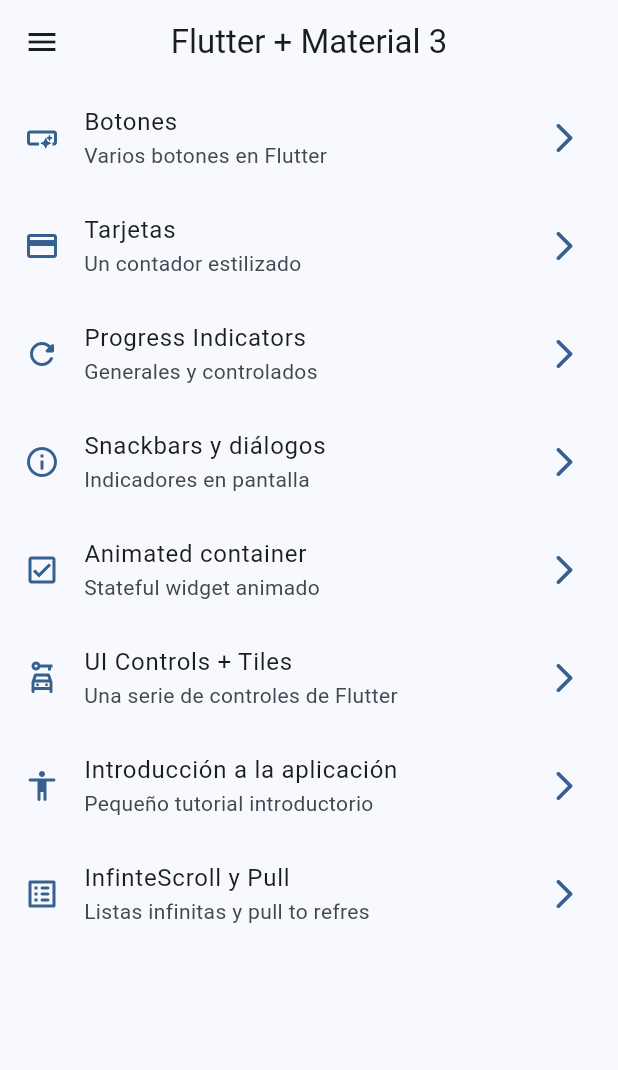
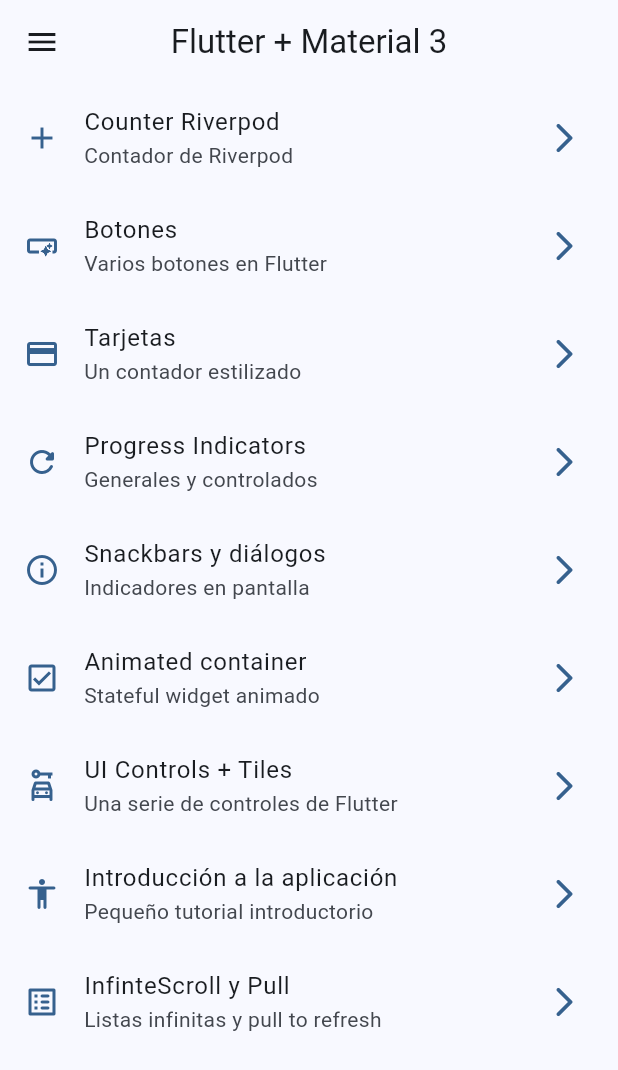
Before and after one commit to Corix5/widgets_app_flutter, a Flutter app: the screen it shows after launch, on a phone screen of 412 x 824 dp. Shown: the top 1070 px of the screen. Run offline on Flutter 3.47's test engine with Material 3 defaults, Android fonts, the phone set to English and light mode, and no system bars; our stand-ins replace animate_do, flutter_riverpod, go_router.

Commit message:
inicio de riverpod

```diff
--- a/lib/config/router/app_router.dart
+++ b/lib/config/router/app_router.dart
@@ -51,5 +51,10 @@ final appRouter = GoRouter(
       name: InfiniteScrollScreen.name,
       builder: (context, state) => InfiniteScrollScreen(),
     ),
+    GoRoute(
+      path: '/counter',
+      name: CounterScreen.name,
+      builder: (context, state) => CounterScreen(),
+    ),
   ],
 );
--- a/lib/config/theme/menu/menu_items.dart
+++ b/lib/config/theme/menu/menu_items.dart
@@ -6,57 +6,68 @@ class MenuItems {
   final String link;
   final IconData icon;
 
-  const MenuItems({required this.title, required this.subtitle, required this.link, required this.icon});
+  const MenuItems({
+    required this.title,
+    required this.subtitle,
+    required this.link,
+    required this.icon,
+  });
 }
 
- const appMenuItems = <MenuItems>[
+const appMenuItems = <MenuItems>[
+  MenuItems(
+    title: 'Counter Riverpod',
+    subtitle: 'Contador de Riverpod',
+    link: '/counter',
+    icon: Icons.add,
+  ),
+
   MenuItems(
     title: 'Botones',
     subtitle: 'Varios botones en Flutter',
     link: '/buttons',
-    icon: Icons.smart_button_outlined
+    icon: Icons.smart_button_outlined,
   ),
   MenuItems(
     title: 'Tarjetas',
     subtitle: 'Un contador estilizado',
     link: '/cards',
-    icon: Icons.credit_card
+    icon: Icons.credit_card,
   ),
   MenuItems(
     title: 'Progress Indicators',
     subtitle: 'Generales y controlados',
     link: '/progress',
-    icon: Icons.refresh_rounded
+    icon: Icons.refresh_rounded,
   ),
   MenuItems(
     title: 'Snackbars y diálogos',
     subtitle: 'Indicadores en pantalla',
     link: '/snackbars',
-    icon: Icons.info_outline
+    icon: Icons.info_outline,
   ),
   MenuItems(
     title: 'Animated container',
     subtitle: 'Stateful widget animado',
     link: '/animated',
-    icon: Icons.check_box_outlined
+    icon: Icons.check_box_outlined,
   ),
   MenuItems(
     title: 'UI Controls + Tiles',
     subtitle: 'Una serie de controles de Flutter',
     link: '/ui-controls',
-    icon: Icons.car_rental_outlined
+    icon: Icons.car_rental_outlined,
   ),
   MenuItems(
     title: 'Introducción a la aplicación',
     subtitle: 'Pequeño tutorial introductorio',
     link: '/tutorial',
-    icon: Icons.accessibility_rounded
+    icon: Icons.accessibility_rounded,
   ),
   MenuItems(
     title: 'InfinteScroll y Pull',
-    subtitle: 'Listas infinitas y pull to refres',
+    subtitle: 'Listas infinitas y pull to refresh',
     link: '/infinite',
-    icon: Icons.list_alt_rounded
+    icon: Icons.list_alt_rounded,
   ),
-
 ];
--- a/lib/main.dart
+++ b/lib/main.dart
@@ -1,9 +1,10 @@
 import 'package:flutter/material.dart';
+import 'package:flutter_riverpod/flutter_riverpod.dart';
 import 'package:widgets_app/config/router/app_router.dart';
 import 'package:widgets_app/config/theme/app_theme.dart';
 
 void main() {
-  runApp(const MainApp());
+  runApp(ProviderScope(child: MainApp()));
 }
 
 class MainApp extends StatelessWidget {
--- /dev/null
+++ b/lib/presentation/providers/counter_provider.dart
@@ -0,0 +1,3 @@
+import 'package:flutter_riverpod/flutter_riverpod.dart';
+
+final counterProvider = StateProvider((ref) => 5);
--- a/lib/presentation/screens/screens.dart
+++ b/lib/presentation/screens/screens.dart
@@ -7,3 +7,4 @@ export 'package:widgets_app/presentation/screens/infinite_scroll/infinite_scroll
 export 'package:widgets_app/presentation/screens/progress/progress_screen.dart';
 export 'package:widgets_app/presentation/screens/snackbar/snackbar_screen.dart';
 export 'package:widgets_app/presentation/screens/ui_controls/ui_controls_screen.dart';
+export 'package:widgets_app/presentation/screens/counter/counter_screen.dart';
--- a/pubspec.yaml
+++ b/pubspec.yaml
@@ -10,6 +10,7 @@ dependencies:
   animate_do: ^4.2.0
   flutter:
     sdk: flutter
+  flutter_riverpod: ^2.6.1
   go_router: ^15.1.2
 
 dev_dependencies:
```
Also changed, not shown: lib/presentation/screens/counter/counter_screen.dart (added, +24 -0 lines), pubspec.lock.
